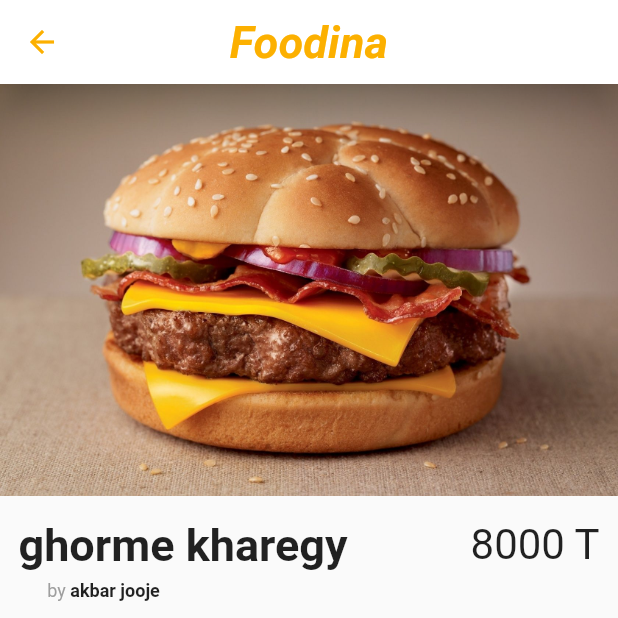
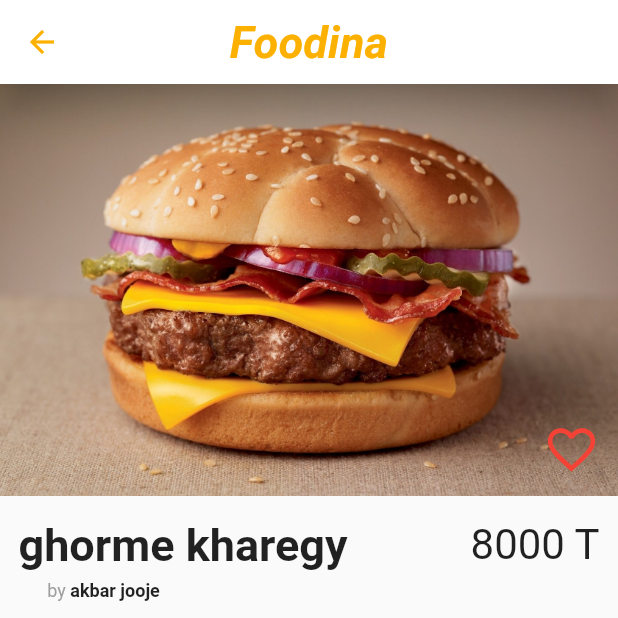
Before and after one commit to seyed-mostafa/seller_app, a Flutter app: the screen it shows after launch, after a tap on "ghorme kharegy", on a phone screen of 412 x 824 dp, the top half of it. Run offline on Flutter 3.47's test engine with Material 2 defaults, Android fonts, the light colour scheme and no system bars; our stand-ins replace google_maps_flutter.

Commit message:
آیکون لایک

```diff
--- a/lib/Pages/FoodPage.dart
+++ b/lib/Pages/FoodPage.dart
@@ -11,6 +11,7 @@ class FoodPage extends StatefulWidget {
   int currentRestaurant;
   int currentFood;
 
+
   FoodPage(this.restaurants, this.currentRestaurant, this.currentFood);
 
   @override
@@ -19,6 +20,7 @@ class FoodPage extends StatefulWidget {
 
 class _FoodPageState extends State<FoodPage> {
   int state = 1;
+  int like=0;
 
   @override
   Widget build(BuildContext context) {
@@ -74,13 +76,35 @@ class _FoodPageState extends State<FoodPage> {
       return ListView(
         children: [
           Container(
+            child: Align(
+              alignment: Alignment.bottomRight,
+              child: Container(
+                padding: EdgeInsets.all(10),
+                decoration: BoxDecoration(
+
+                ),
+                child: IconButton(
+                  icon: Icon(
+                     like%2==0? Icons.favorite_border:Icons.favorite,
+                    color: Colors.red,
+                    size: 38,
+                  ),
+                    onPressed: () {
+                      setState(() {
+                      like++;
+                      });
+                    }
+                )
+              ),
+            ),
             height: MediaQuery.of(context).size.height / 3,
             width: MediaQuery.of(context).size.width,
-            child: Image.asset(
-              'assets/images/1.jpg',
-              fit: BoxFit.cover,
+            decoration: BoxDecoration(
+              image: DecorationImage(
+                  image: AssetImage('assets/images/1.jpg'), fit: BoxFit.cover),
             ),
           ),
+
           Container(
             padding: EdgeInsets.symmetric(
                 horizontal: MediaQuery.of(context).size.width / 100,
--- a/lib/Pages/MenuPagePizza.dart
+++ b/lib/Pages/MenuPagePizza.dart
@@ -55,7 +55,7 @@ class _PizzaMenuState extends State<PizzaMenu> {
           ),
         ),
         widget.restaurants[widget.currentRestaurant].
-        getMenu()[index].getDiscount() != 0 ?
+        getMenu()[index].getDiscount() != null ?
         Center(
           child: Container(
             decoration: BoxDecoration(
--- a/lib/Pages/MenuPageSandwich.dart
+++ b/lib/Pages/MenuPageSandwich.dart
@@ -55,7 +55,7 @@ class _SandwichMenuState extends State<SandwichMenu> {
           ),
         ),
         widget.restaurants[widget.currentRestaurant].
-        getMenu()[index].getDiscount() != 0 ?
+        getMenu()[index].getDiscount() != null ?
         Center(
           child: Container(
             decoration: BoxDecoration(
```
